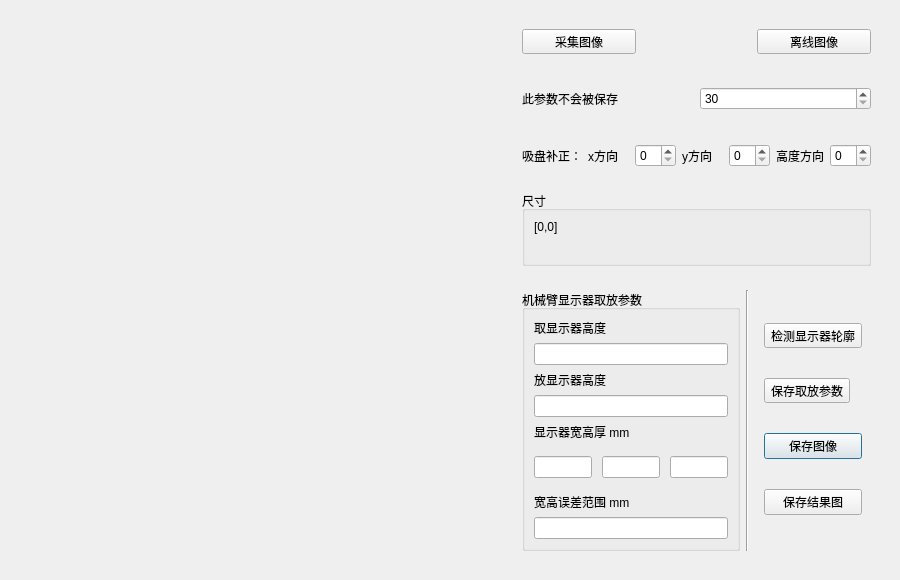
First picture: the form in location_config.ui, repository Liberisi/foxconn, before the edit.
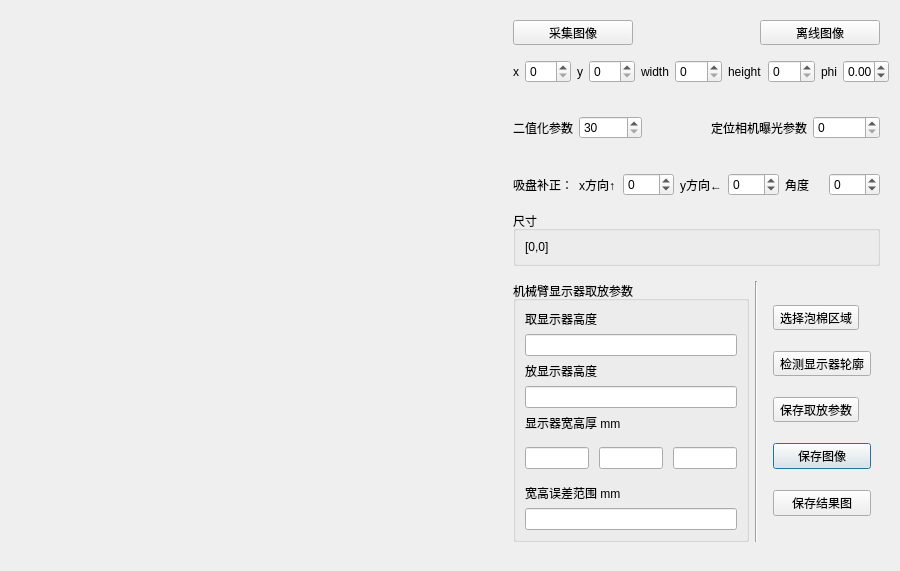
Second picture: the form after the edit. Custom widgets are drawn as their Qt base class.

The edit to the form file:
```diff
--- a/location_config.ui
+++ b/location_config.ui
@@ -52,6 +52,12 @@
       </size>
      </property>
      <layout class="QVBoxLayout" name="verticalLayout_2">
+      <property name="leftMargin">
+       <number>0</number>
+      </property>
+      <property name="rightMargin">
+       <number>0</number>
+      </property>
       <item>
        <widget class="QWidget" name="widget_3" native="true">
         <property name="sizePolicy">
@@ -61,6 +67,12 @@
          </sizepolicy>
         </property>
         <layout class="QHBoxLayout" name="horizontalLayout_2">
+         <property name="topMargin">
+          <number>0</number>
+         </property>
+         <property name="bottomMargin">
+          <number>0</number>
+         </property>
          <item>
           <widget class="QToolButton" name="toolButton">
            <property name="sizePolicy">
@@ -103,6 +115,97 @@
         </layout>
        </widget>
       </item>
+      <item>
+       <widget class="QWidget" name="widget_9" native="true">
+        <property name="sizePolicy">
+         <sizepolicy hsizetype="Preferred" vsizetype="Expanding">
+          <horstretch>0</horstretch>
+          <verstretch>0</verstretch>
+         </sizepolicy>
+        </property>
+        <layout class="QHBoxLayout" name="horizontalLayout_9">
+         <property name="spacing">
+          <number>6</number>
+         </property>
+         <property name="rightMargin">
+          <number>0</number>
+         </property>
+         <item>
+          <widget class="QLabel" name="label_13">
+           <property name="text">
+            <string>x</string>
+           </property>
+          </widget>
+         </item>
+         <item>
+          <widget class="QSpinBox" name="spinBox_x">
+           <property name="maximum">
+            <number>9999</number>
+           </property>
+          </widget>
+         </item>
+         <item>
+          <widget class="QLabel" name="label_12">
+           <property name="text">
+            <string>y</string>
+           </property>
+          </widget>
+         </item>
+         <item>
+          <widget class="QSpinBox" name="spinBox_y">
+           <property name="maximum">
+            <number>9999</number>
+           </property>
+          </widget>
+         </item>
+         <item>
+          <widget class="QLabel" name="label_11">
+           <property name="text">
+            <string>width</string>
+           </property>
+          </widget>
+         </item>
+         <item>
+          <widget class="QSpinBox" name="spinBox_width">
+           <property name="maximum">
+            <number>9999</number>
+           </property>
+          </widget>
+         </item>
+         <item>
+          <widget class="QLabel" name="label_10">
+           <property name="text">
+            <string>height</string>
+           </property>
+          </widget>
+         </item>
+         <item>
+          <widget class="QSpinBox" name="spinBox_height">
+           <property name="maximum">
+            <number>9999</number>
+           </property>
+          </widget>
+         </item>
+         <item>
+          <widget class="QLabel" name="label_14">
+           <property name="text">
+            <string>phi</string>
+           </property>
+          </widget>
+         </item>
+         <item>
+          <widget class="QDoubleSpinBox" name="doubleSpinBox_phi">
+           <property name="minimum">
+            <double>-180.000000000000000</double>
+           </property>
+           <property name="maximum">
+            <double>180.000000000000000</double>
+           </property>
+          </widget>
+         </item>
+        </layout>
+       </widget>
+      </item>
       <item>
        <widget class="QWidget" name="widget" native="true">
         <property name="minimumSize">
@@ -115,12 +218,18 @@
          <item>
           <widget class="QLabel" name="label_5">
            <property name="text">
-            <string>此参数不会被保存</string>
+            <string>二值化参数</string>
            </property>
           </widget>
          </item>
          <item>
           <widget class="QSpinBox" name="spinBox_black_region_threshold">
+           <property name="sizePolicy">
+            <sizepolicy hsizetype="Expanding" vsizetype="Fixed">
+             <horstretch>0</horstretch>
+             <verstretch>0</verstretch>
+            </sizepolicy>
+           </property>
            <property name="minimum">
             <number>30</number>
            </property>
@@ -129,6 +238,39 @@
            </property>
           </widget>
          </item>
+         <item>
+          <spacer name="horizontalSpacer_2">
+           <property name="orientation">
+            <enum>Qt::Horizontal</enum>
+           </property>
+           <property name="sizeHint" stdset="0">
+            <size>
+             <width>40</width>
+             <height>20</height>
+            </size>
+           </property>
+          </spacer>
+         </item>
+         <item>
+          <widget class="QLabel" name="label_15">
+           <property name="text">
+            <string>定位相机曝光参数</string>
+           </property>
+          </widget>
+         </item>
+         <item>
+          <widget class="QSpinBox" name="spinBox_location_exposure_time">
+           <property name="sizePolicy">
+            <sizepolicy hsizetype="Expanding" vsizetype="Fixed">
+             <horstretch>0</horstretch>
+             <verstretch>0</verstretch>
+            </sizepolicy>
+           </property>
+           <property name="maximum">
+            <number>999999</number>
+           </property>
+          </widget>
+         </item>
         </layout>
        </widget>
       </item>
@@ -145,32 +287,56 @@
          <item>
           <widget class="QLabel" name="label_7">
            <property name="text">
-            <string>x方向</string>
+            <string>x方向↑</string>
            </property>
           </widget>
          </item>
          <item>
-          <widget class="QSpinBox" name="spinBox_x_offset"/>
+          <widget class="QSpinBox" name="spinBox_x_offset">
+           <property name="minimum">
+            <number>-999</number>
+           </property>
+           <property name="maximum">
+            <number>999</number>
+           </property>
+          </widget>
          </item>
          <item>
           <widget class="QLabel" name="label_8">
            <property name="text">
-            <string>y方向</string>
+            <string>y方向←</string>
            </property>
           </widget>
          </item>
          <item>
-          <widget class="QSpinBox" name="spinBox_y_offset"/>
+          <widget class="QSpinBox" name="spinBox_y_offset">
+           <property name="minimum">
+            <number>-999</number>
+           </property>
+           <property name="maximum">
+            <number>999</number>
+           </property>
+          </widget>
          </item>
          <item>
           <widget class="QLabel" name="label_9">
            <property name="text">
-            <string>高度方向</string>
+            <string>角度</string>
            </property>
           </widget>
          </item>
          <item>
-          <widget class="QSpinBox" name="spinBox_z_offset"/>
+          <widget class="QSpinBox" name="spinBox_z_offset">
+           <property name="minimum">
+            <number>-180</number>
+           </property>
+           <property name="maximum">
+            <number>180</number>
+           </property>
+           <property name="singleStep">
+            <number>1</number>
+           </property>
+          </widget>
          </item>
         </layout>
        </widget>
@@ -184,6 +350,12 @@
          </sizepolicy>
         </property>
         <layout class="QHBoxLayout" name="horizontalLayout_5">
+         <property name="topMargin">
+          <number>0</number>
+         </property>
+         <property name="bottomMargin">
+          <number>0</number>
+         </property>
          <item>
           <widget class="QGroupBox" name="groupBox">
            <property name="title">
@@ -197,19 +369,6 @@
               </property>
              </widget>
             </item>
-            <item>
-             <spacer name="horizontalSpacer_5">
-              <property name="orientation">
-               <enum>Qt::Horizontal</enum>
-              </property>
-              <property name="sizeHint" stdset="0">
-               <size>
-                <width>220</width>
-                <height>20</height>
-               </size>
-              </property>
-             </spacer>
-            </item>
            </layout>
           </widget>
          </item>
@@ -317,6 +476,13 @@
          <item>
           <widget class="QWidget" name="widget_5" native="true">
            <layout class="QVBoxLayout" name="verticalLayout">
+            <item>
+             <widget class="QToolButton" name="toolButton_2">
+              <property name="text">
+               <string>选择泡棉区域</string>
+              </property>
+             </widget>
+            </item>
             <item>
              <widget class="QToolButton" name="toolButton_extract">
               <property name="text">
@@ -351,22 +517,6 @@
         </layout>
        </widget>
       </item>
-      <item>
-       <spacer name="verticalSpacer_2">
-        <property name="orientation">
-         <enum>Qt::Vertical</enum>
-        </property>
-        <property name="sizeType">
-         <enum>QSizePolicy::Preferred</enum>
-        </property>
-        <property name="sizeHint" stdset="0">
-         <size>
-          <width>20</width>
-          <height>20</height>
-         </size>
-        </property>
-       </spacer>
-      </item>
      </layout>
     </widget>
    </item>
```
